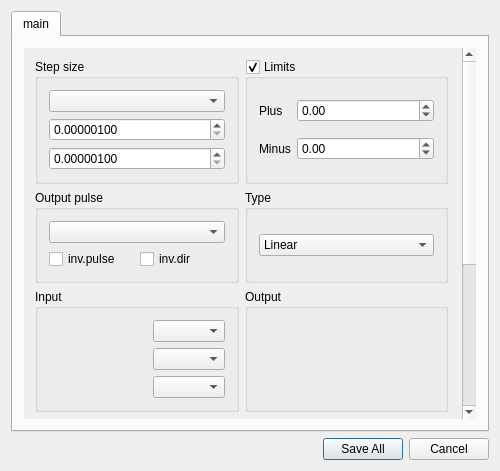
Old version of the form wlqt/form/wldrivewidget.ui in the repository wldevru/src.
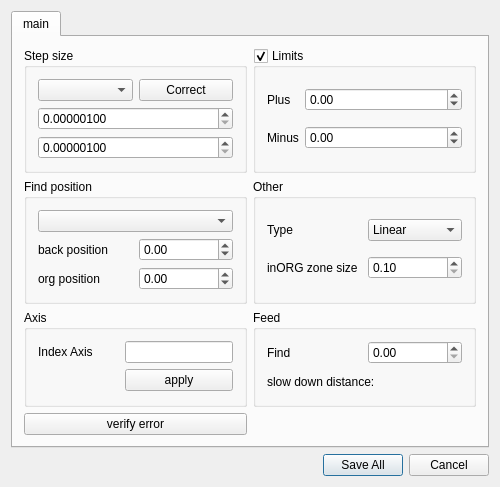
New version of the form. Custom widgets are drawn as their Qt base class.

The edit to the form file:
```diff
--- a/wlqt/form/wldrivewidget.ui
+++ b/wlqt/form/wldrivewidget.ui
@@ -26,19 +26,6 @@
    <string>Edit Axis </string>
   </property>
   <layout class="QGridLayout" name="gridLayout_7">
-   <item row="2" column="1">
-    <widget class="QDialogButtonBox" name="buttonBox">
-     <property name="orientation">
-      <enum>Qt::Horizontal</enum>
-     </property>
-     <property name="standardButtons">
-      <set>QDialogButtonBox::Cancel|QDialogButtonBox::SaveAll</set>
-     </property>
-     <property name="centerButtons">
-      <bool>false</bool>
-     </property>
-    </widget>
-   </item>
    <item row="1" column="1">
     <widget class="QTabWidget" name="tabWidget">
      <property name="currentIndex">
@@ -49,49 +36,44 @@
        <string>main</string>
       </attribute>
       <layout class="QGridLayout" name="gridLayout_13">
-       <item row="0" column="1">
-        <widget class="QScrollArea" name="scrollArea">
-         <property name="frameShape">
-          <enum>QFrame::NoFrame</enum>
-         </property>
-         <property name="horizontalScrollBarPolicy">
-          <enum>Qt::ScrollBarAlwaysOff</enum>
-         </property>
-         <property name="sizeAdjustPolicy">
-          <enum>QAbstractScrollArea::AdjustToContents</enum>
-         </property>
-         <property name="widgetResizable">
-          <bool>true</bool>
-         </property>
-         <widget class="QWidget" name="scrollAreaWidgetContents">
-          <property name="geometry">
-           <rect>
-            <x>0</x>
-            <y>-158</y>
-            <width>441</width>
-            <height>538</height>
-           </rect>
-          </property>
-          <layout class="QGridLayout" name="gridLayout_14">
-           <item row="0" column="0" colspan="2">
-            <layout class="QGridLayout" name="gridLayout_15">
-             <property name="rightMargin">
-              <number>3</number>
-             </property>
-             <item row="3" column="1">
-              <widget class="QGroupBox" name="groupBoxORG">
+       <item row="1" column="1">
+        <widget class="QGroupBox" name="groupBox_10">
                <property name="title">
-                <string>inORG</string>
-               </property>
-               <layout class="QGridLayout" name="gridLayout_6">
-                <item row="1" column="0">
+          <string>Other</string>
+         </property>
+         <layout class="QGridLayout" name="gridLayout_11">
+          <item row="0" column="0">
+           <widget class="QLabel" name="label">
+            <property name="text">
+             <string>Type</string>
+            </property>
+           </widget>
+          </item>
+          <item row="0" column="1">
+           <widget class="QComboBox" name="cbTypeDrive">
+            <property name="contextMenuPolicy">
+             <enum>Qt::NoContextMenu</enum>
+            </property>
+            <item>
+             <property name="text">
+              <string>Linear</string>
+             </property>
+            </item>
+            <item>
+             <property name="text">
+              <string>Rotary</string>
+             </property>
+            </item>
+           </widget>
+          </item>
+          <item row="2" column="0">
                  <widget class="QLabel" name="label_10">
                   <property name="text">
                    <string>inORG zone size</string>
                   </property>
                  </widget>
                 </item>
-                <item row="1" column="1">
+          <item row="2" column="1">
                  <widget class="QDoubleSpinBox" name="sbOrgSize">
                   <property name="sizePolicy">
                    <sizepolicy hsizetype="Preferred" vsizetype="Fixed">
@@ -107,78 +89,75 @@
                   </property>
                  </widget>
                 </item>
+         </layout>
+        </widget>
+       </item>
+       <item row="1" column="0">
+        <widget class="QGroupBox" name="groupBox_5">
+         <property name="title">
+          <string>Find position</string>
+         </property>
+         <layout class="QGridLayout" name="gridLayout_5">
+          <item row="4" column="1">
+           <widget class="QDoubleSpinBox" name="sbBackFindPosition">
+            <property name="sizePolicy">
+             <sizepolicy hsizetype="Preferred" vsizetype="Fixed">
+              <horstretch>0</horstretch>
+              <verstretch>0</verstretch>
+             </sizepolicy>
+            </property>
+            <property name="minimum">
+             <double>-999999.000000000000000</double>
+            </property>
+            <property name="maximum">
+             <double>999999.000000000000000</double>
+            </property>
+            <property name="singleStep">
+             <double>1.000000000000000</double>
+            </property>
+            <property name="value">
+             <double>0.000000000000000</double>
+            </property>
+           </widget>
+          </item>
                 <item row="0" column="0" colspan="2">
-                 <widget class="WLEditIOWidget" name="editInORG" native="true"/>
-                </item>
-               </layout>
-              </widget>
-             </item>
-             <item row="2" column="1">
-              <widget class="QGroupBox" name="gbOutput">
-               <property name="title">
-                <string>Output</string>
-               </property>
-               <layout class="QGridLayout" name="gridLayout_3">
-                <item row="1" column="0">
-                 <widget class="WLEditIOWidget" name="editOutENB" native="true"/>
-                </item>
-                <item row="0" column="0">
-                 <widget class="WLEditIOWidget" name="editOutRALM" native="true"/>
-                </item>
-               </layout>
-              </widget>
-             </item>
-             <item row="2" column="0">
-              <widget class="QGroupBox" name="gbInput">
-               <property name="toolTip">
-                <string/>
-               </property>
-               <property name="title">
-                <string>Input</string>
-               </property>
-               <layout class="QGridLayout" name="gridLayout_4">
-                <item row="0" column="0">
-                 <layout class="QGridLayout" name="gridLayout_12">
-                  <item row="0" column="1">
-                   <widget class="QComboBox" name="cbActInALM">
-                    <property name="sizePolicy">
-                     <sizepolicy hsizetype="Maximum" vsizetype="Fixed">
-                      <horstretch>0</horstretch>
-                      <verstretch>0</verstretch>
-                     </sizepolicy>
-                    </property>
-                   </widget>
-                  </item>
-                  <item row="0" column="0">
-                   <widget class="WLEditIOWidget" name="editInALM" native="true"/>
-                  </item>
-                  <item row="2" column="0">
-                   <widget class="WLEditIOWidget" name="editInMEL" native="true"/>
-                  </item>
-                  <item row="1" column="1">
-                   <widget class="QComboBox" name="cbActInPEL">
+           <widget class="QComboBox" name="comboBoxLogicFind"/>
+          </item>
+          <item row="4" column="0">
+           <widget class="QLabel" name="label_16">
+            <property name="text">
+             <string>back position</string>
+            </property>
+           </widget>
+          </item>
+          <item row="5" column="0">
+           <widget class="QLabel" name="labelOrgPosition">
+            <property name="text">
+             <string notr="true">org position</string>
+            </property>
+           </widget>
+          </item>
+          <item row="5" column="1">
+           <widget class="QDoubleSpinBox" name="sbOrgPosition">
                     <property name="sizePolicy">
-                     <sizepolicy hsizetype="Maximum" vsizetype="Fixed">
+             <sizepolicy hsizetype="Preferred" vsizetype="Fixed">
                       <horstretch>0</horstretch>
                       <verstretch>0</verstretch>
                      </sizepolicy>
                     </property>
-                   </widget>
-                  </item>
-                  <item row="2" column="1">
-                   <widget class="QComboBox" name="cbActInMEL">
-                    <property name="sizePolicy">
-                     <sizepolicy hsizetype="Maximum" vsizetype="Fixed">
-                      <horstretch>0</horstretch>
-                      <verstretch>0</verstretch>
-                     </sizepolicy>
-                    </property>
-                   </widget>
-                  </item>
-                  <item row="1" column="0">
-                   <widget class="WLEditIOWidget" name="editInPEL" native="true"/>
-                  </item>
-                 </layout>
+            <property name="minimum">
+             <double>-999999.000000000000000</double>
+            </property>
+            <property name="maximum">
+             <double>999999.000000000000000</double>
+            </property>
+            <property name="singleStep">
+             <double>1.000000000000000</double>
+            </property>
+            <property name="value">
+             <double>0.000000000000000</double>
+            </property>
+           </widget>
                 </item>
                </layout>
               </widget>
@@ -253,23 +232,30 @@
                 <string>Step size</string>
                </property>
                <layout class="QGridLayout" name="gridLayout">
-                <item row="1" column="0">
-                 <widget class="QDoubleSpinBox" name="sbDimA">
-                  <property name="decimals">
-                   <number>8</number>
-                  </property>
-                  <property name="minimum">
-                   <double>0.000001000000000</double>
-                  </property>
-                  <property name="maximum">
-                   <double>99999999.000000000000000</double>
-                  </property>
-                 </widget>
-                </item>
                 <item row="0" column="0">
                  <widget class="QComboBox" name="cbTypeDim"/>
                 </item>
-                <item row="2" column="0">
+          <item row="0" column="1">
+           <widget class="QPushButton" name="pbCorrectStepSize">
+            <property name="text">
+             <string>Correct</string>
+            </property>
+           </widget>
+          </item>
+          <item row="1" column="0" colspan="2">
+           <widget class="QDoubleSpinBox" name="sbDimA">
+            <property name="decimals">
+             <number>8</number>
+            </property>
+            <property name="minimum">
+             <double>0.000001000000000</double>
+            </property>
+            <property name="maximum">
+             <double>99999999.000000000000000</double>
+            </property>
+           </widget>
+          </item>
+          <item row="2" column="0" colspan="2">
                  <widget class="QDoubleSpinBox" name="sbDimB">
                   <property name="decimals">
                    <number>8</number>
@@ -285,169 +271,52 @@
                </layout>
               </widget>
              </item>
-             <item row="3" column="0">
-              <widget class="QGroupBox" name="groupBox_5">
+       <item row="2" column="0">
+        <widget class="QGroupBox" name="groupBoxAxis">
                <property name="title">
-                <string>Find position</string>
-               </property>
-               <layout class="QGridLayout" name="gridLayout_5">
-                <item row="4" column="1">
-                 <widget class="QDoubleSpinBox" name="sbBackFindPosition">
-                  <property name="sizePolicy">
-                   <sizepolicy hsizetype="Preferred" vsizetype="Fixed">
-                    <horstretch>0</horstretch>
-                    <verstretch>0</verstretch>
-                   </sizepolicy>
-                  </property>
-                  <property name="minimum">
-                   <double>-999999.000000000000000</double>
-                  </property>
-                  <property name="maximum">
-                   <double>999999.000000000000000</double>
-                  </property>
-                  <property name="singleStep">
-                   <double>1.000000000000000</double>
-                  </property>
-                  <property name="value">
-                   <double>0.000000000000000</double>
-                  </property>
-                 </widget>
-                </item>
-                <item row="0" column="0" colspan="2">
-                 <widget class="QComboBox" name="comboBoxLogicFind"/>
-                </item>
-                <item row="4" column="0">
-                 <widget class="QLabel" name="label_16">
-                  <property name="text">
-                   <string>back position</string>
-                  </property>
-                 </widget>
-                </item>
-                <item row="5" column="0">
-                 <widget class="QLabel" name="labelOrgPosition">
-                  <property name="text">
-                   <string notr="true">org position</string>
-                  </property>
-                 </widget>
-                </item>
-                <item row="5" column="1">
-                 <widget class="QDoubleSpinBox" name="sbOrgPosition">
-                  <property name="sizePolicy">
-                   <sizepolicy hsizetype="Preferred" vsizetype="Fixed">
-                    <horstretch>0</horstretch>
-                    <verstretch>0</verstretch>
-                   </sizepolicy>
-                  </property>
-                  <property name="minimum">
-                   <double>-999999.000000000000000</double>
-                  </property>
-                  <property name="maximum">
-                   <double>999999.000000000000000</double>
-                  </property>
-                  <property name="singleStep">
-                   <double>1.000000000000000</double>
-                  </property>
-                  <property name="value">
-                   <double>0.000000000000000</double>
-                  </property>
-                 </widget>
-                </item>
-               </layout>
-              </widget>
-             </item>
-             <item row="1" column="0">
-              <widget class="QGroupBox" name="groupBox_2">
-               <property name="title">
-                <string>Output pulse</string>
-               </property>
-               <layout class="QGridLayout" name="gridLayout_2">
-                <item row="1" column="1">
-                 <widget class="QCheckBox" name="cbInvDir">
-                  <property name="text">
-                   <string>inv.dir</string>
-                  </property>
-                 </widget>
-                </item>
-                <item row="1" column="0">
-                 <widget class="QCheckBox" name="cbInvStep">
-                  <property name="text">
-                   <string>inv.pulse</string>
-                  </property>
-                 </widget>
-                </item>
-                <item row="0" column="0" colspan="2">
-                 <widget class="QComboBox" name="cbTypePulse"/>
-                </item>
-               </layout>
-              </widget>
-             </item>
-             <item row="1" column="1">
-              <widget class="QGroupBox" name="groupBox_10">
-               <property name="title">
-                <string>Type</string>
-               </property>
-               <layout class="QGridLayout" name="gridLayout_11">
-                <item row="0" column="0">
-                 <widget class="QComboBox" name="cbTypeDrive">
-                  <property name="contextMenuPolicy">
-                   <enum>Qt::NoContextMenu</enum>
-                  </property>
-                  <item>
-                   <property name="text">
-                    <string>Linear</string>
-                   </property>
-                  </item>
-                  <item>
-                   <property name="text">
-                    <string>Rotary</string>
-                   </property>
-                  </item>
-                 </widget>
-                </item>
-               </layout>
-              </widget>
-             </item>
-             <item row="4" column="0">
-              <widget class="QGroupBox" name="gbDynamic">
-               <property name="title">
-                <string>Dynamic</string>
-               </property>
-               <layout class="QGridLayout" name="gridLayout_10">
-                <item row="0" column="0">
-                 <widget class="QLabel" name="label_17">
-                  <property name="text">
-                   <string>curve S</string>
-                  </property>
-                 </widget>
-                </item>
+          <string>Axis</string>
+         </property>
+         <layout class="QGridLayout" name="gridLayout_6">
                 <item row="0" column="1">
-                 <widget class="QDoubleSpinBox" name="sbDelaySCurve">
+           <widget class="QLineEdit" name="lineEditAxis">
                   <property name="sizePolicy">
                    <sizepolicy hsizetype="Preferred" vsizetype="Fixed">
                     <horstretch>0</horstretch>
                     <verstretch>0</verstretch>
                    </sizepolicy>
                   </property>
-                  <property name="suffix">
-                   <string>s</string>
-                  </property>
-                  <property name="decimals">
-                   <number>3</number>
-                  </property>
-                  <property name="maximum">
-                   <double>1.000000000000000</double>
+           </widget>
+          </item>
+          <item row="0" column="0">
+           <widget class="QLabel" name="label_2">
+            <property name="text">
+             <string>Index Axis</string>
+            </property>
+           </widget>
+          </item>
+          <item row="1" column="1">
+           <widget class="QPushButton" name="pbApplyAxis">
+            <property name="text">
+             <string>apply</string>
                   </property>
                  </widget>
                 </item>
                </layout>
               </widget>
              </item>
-             <item row="4" column="1">
+       <item row="2" column="1">
               <widget class="QGroupBox" name="groupBox_7">
                <property name="title">
-                <string>Feed (unit/s)</string>
+          <string>Feed</string>
                </property>
                <layout class="QGridLayout" name="gridLayout_8">
+          <item row="1" column="0" colspan="2">
+           <widget class="QLabel" name="labelSDDist">
+            <property name="text">
+             <string notr="true">slow down distance:</string>
+            </property>
+           </widget>
+          </item>
                 <item row="0" column="1">
                  <widget class="QDoubleSpinBox" name="sbVfind">
                   <property name="maximum">
@@ -462,19 +331,10 @@
                   </property>
                  </widget>
                 </item>
-                <item row="1" column="0" colspan="2">
-                 <widget class="QLabel" name="labelSDDist">
-                  <property name="text">
-                   <string notr="true">slow down distance:</string>
-                  </property>
-                 </widget>
-                </item>
                </layout>
               </widget>
              </item>
-            </layout>
-           </item>
-           <item row="1" column="0">
+       <item row="3" column="0">
             <widget class="QPushButton" name="pbVerError">
              <property name="text">
               <string>verify error</string>
@@ -485,21 +345,22 @@
          </widget>
         </widget>
        </item>
-      </layout>
-     </widget>
+   <item row="2" column="1">
+    <widget class="QDialogButtonBox" name="buttonBox">
+     <property name="orientation">
+      <enum>Qt::Horizontal</enum>
+     </property>
+     <property name="standardButtons">
+      <set>QDialogButtonBox::Cancel|QDialogButtonBox::SaveAll</set>
+     </property>
+     <property name="centerButtons">
+      <bool>false</bool>
+     </property>
     </widget>
    </item>
   </layout>
  </widget>
  <layoutdefault spacing="6" margin="11"/>
- <customwidgets>
-  <customwidget>
-   <class>WLEditIOWidget</class>
-   <extends>QWidget</extends>
-   <header location="global">wleditiowidget.h</header>
-   <container>1</container>
-  </customwidget>
- </customwidgets>
  <resources/>
  <connections>
   <connection>
```
Lines whose indentation alone changed are shown as unchanged.
